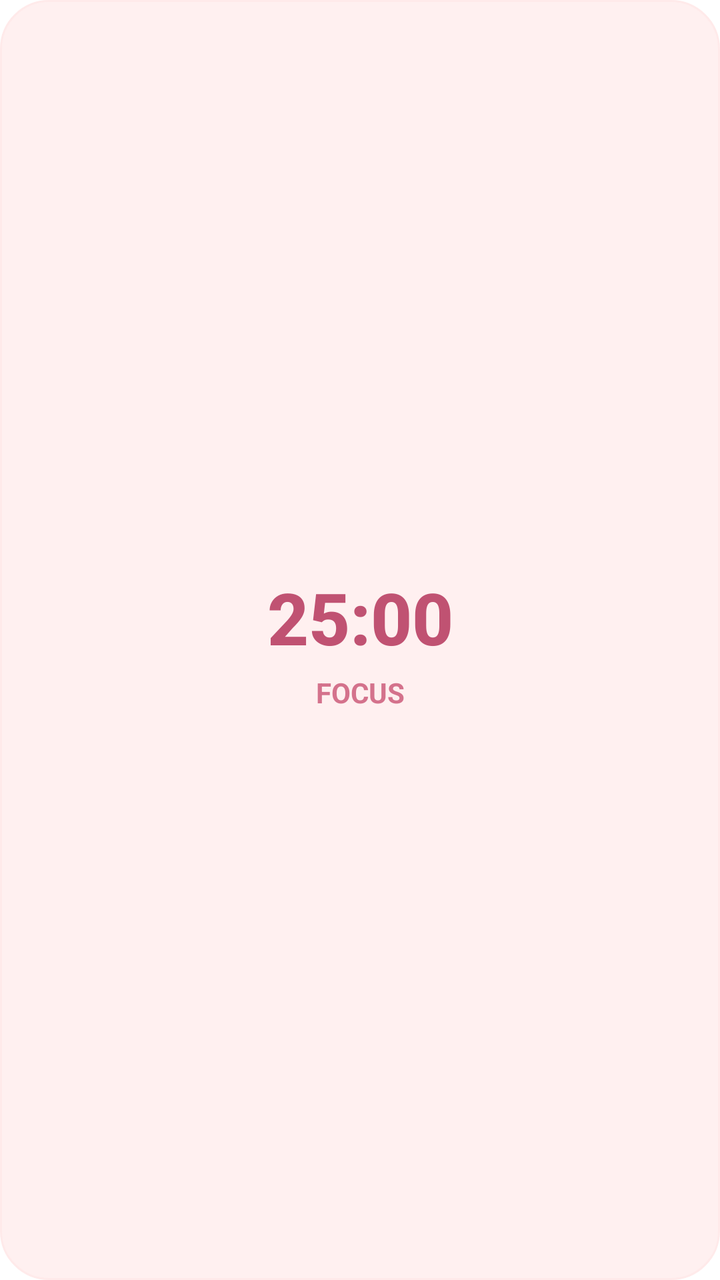
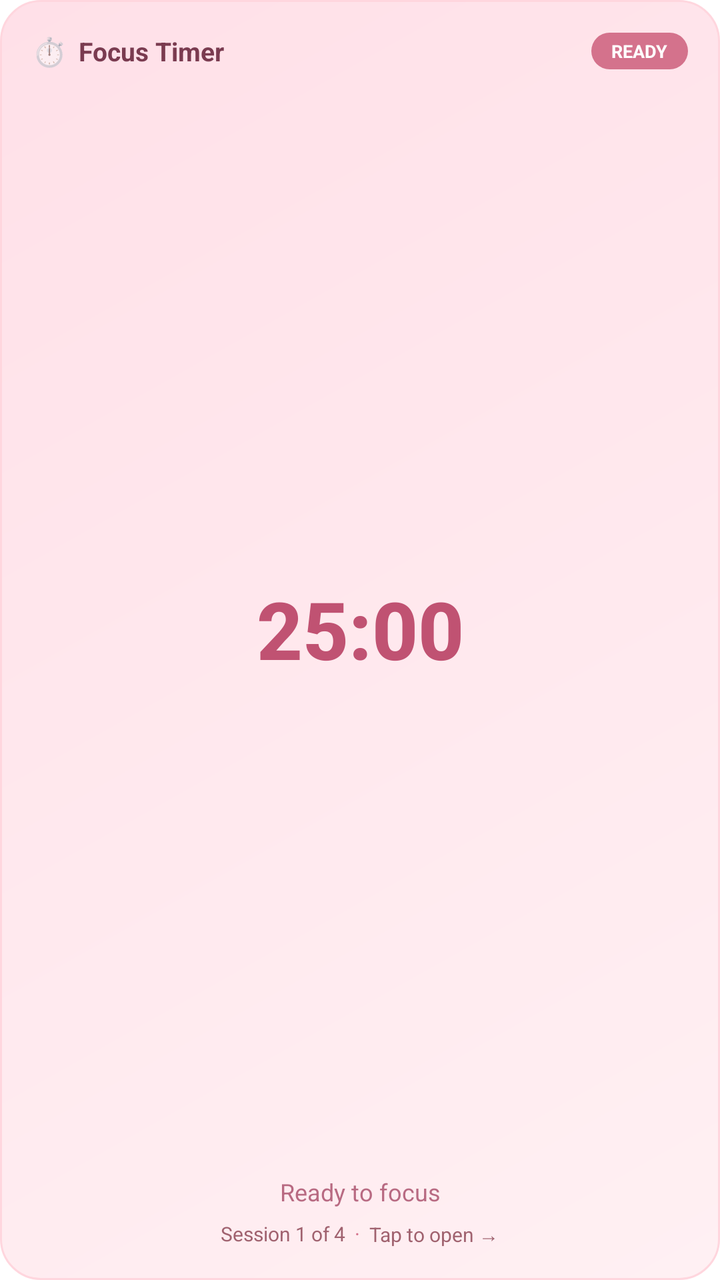

The first picture is an Android layout as it rendered before a commit; the second is the same layout after the commit. The layout source and the unified diff follow.
<!-- AndroidManifest.xml: fallback theme Theme.MaterialComponents.DayNight.NoActionBar -->
<!-- res/layout/pomodoro_widget.xml -->
<?xml version="1.0" encoding="utf-8"?>
<LinearLayout xmlns:android="http://schemas.android.com/apk/res/android"
    android:id="@+id/widget_root"
    android:layout_width="match_parent"
    android:layout_height="match_parent"
    android:background="@drawable/widget_bg_pomodoro"
    android:orientation="vertical"
    android:padding="20dp"
    android:gravity="center">

    <TextView
        android:id="@+id/pomodoro_time"
        android:layout_width="match_parent"
        android:layout_height="wrap_content"
        android:text="25:00"
        android:textColor="#C05272"
        android:textSize="36sp"
        android:textStyle="bold"
        android:fontFamily="sans-serif-medium"
        android:gravity="center" />

    <TextView
        android:id="@+id/pomodoro_status"
        android:layout_width="match_parent"
        android:layout_height="wrap_content"
        android:text="Focus"
        android:textColor="#D4728C"
        android:textSize="14sp"
        android:gravity="center"
        android:textStyle="bold"
        android:textAllCaps="true"
        android:layout_marginTop="4dp" />

</LinearLayout>
<!-- resources referenced by this layout -->
<resources>
  <!-- drawable widget_bg_pomodoro (drawable) -->
  <?xml version="1.0" encoding="utf-8"?>
  <shape xmlns:android="http://schemas.android.com/apk/res/android">
      <solid android:color="#FFF0F0" />
      <corners android:radius="24dp" />
      <stroke android:width="1dp" android:color="#FFEAEA" />
  </shape>
</resources>

<!-- the commit's change to res/layout/pomodoro_widget.xml (unified diff, before → after) -->
@@ -5,30 +5,99 @@
     android:layout_height="match_parent"
     android:background="@drawable/widget_bg_pomodoro"
     android:orientation="vertical"
-    android:padding="20dp"
-    android:gravity="center">
+    android:padding="16dp">
 
+    
+    <LinearLayout
+        android:layout_width="match_parent"
+        android:layout_height="wrap_content"
+        android:orientation="horizontal"
+        android:gravity="center_vertical"
+        android:layout_marginBottom="6dp">
+
+        <TextView
+            android:layout_width="wrap_content"
+            android:layout_height="wrap_content"
+            android:text="⏱️"
+            android:textSize="14sp" />
+
+        <TextView
+            android:layout_width="0dp"
+            android:layout_height="wrap_content"
+            android:layout_weight="1"
+            android:layout_marginStart="6dp"
+            android:text="Focus Timer"
+            android:textColor="#7A3B50"
+            android:textSize="13sp"
+            android:textStyle="bold" />
+
+        <TextView
+            android:id="@+id/pomodoro_status_pill"
+            android:layout_width="wrap_content"
+            android:layout_height="wrap_content"
+            android:background="@drawable/pill_bg"
+            android:paddingStart="10dp"
+            android:paddingEnd="10dp"
+            android:paddingTop="3dp"
+            android:paddingBottom="3dp"
+            android:text="READY"
+            android:textColor="#FFFFFF"
+            android:textSize="9sp"
+            android:textStyle="bold" />
+    </LinearLayout>
+
+    
     <TextView
         android:id="@+id/pomodoro_time"
         android:layout_width="match_parent"
-        android:layout_height="wrap_content"
+        android:layout_height="0dp"
+        android:layout_weight="1"
         android:text="25:00"
         android:textColor="#C05272"
-        android:textSize="36sp"
+        android:textSize="40sp"
         android:textStyle="bold"
         android:fontFamily="sans-serif-medium"
         android:gravity="center" />
 
+    
     <TextView
         android:id="@+id/pomodoro_status"
         android:layout_width="match_parent"
         android:layout_height="wrap_content"
-        android:text="Focus"
-        android:textColor="#D4728C"
-        android:textSize="14sp"
+        android:text="Ready to focus"
+        android:textColor="#B86A82"
+        android:textSize="12sp"
         android:gravity="center"
-        android:textStyle="bold"
-        android:textAllCaps="true"
-        android:layout_marginTop="4dp" />
+        android:layout_marginBottom="6dp" />
+
+    
+    <LinearLayout
+        android:layout_width="match_parent"
+        android:layout_height="wrap_content"
+        android:orientation="horizontal"
+        android:gravity="center">
+
+        <TextView
+            android:id="@+id/pomodoro_session"
+            android:layout_width="wrap_content"
+            android:layout_height="wrap_content"
+            android:text="Session 1 of 4"
+            android:textColor="#A0626F"
+            android:textSize="10sp" />
+
+        <TextView
+            android:layout_width="wrap_content"
+            android:layout_height="wrap_content"
+            android:text="  ·  "
+            android:textColor="#D4728C"
+            android:textSize="10sp" />
+
+        <TextView
+            android:layout_width="wrap_content"
+            android:layout_height="wrap_content"
+            android:text="Tap to open →"
+            android:textColor="#A0626F"
+            android:textSize="10sp" />
+    </LinearLayout>
 
 </LinearLayout>
<!-- resource entries referenced after the edit -->
@@ -1,11 +1,20 @@
 <!-- resources referenced by this layout -->
 <resources>
+  <!-- drawable pill_bg (drawable) -->
+  <?xml version="1.0" encoding="utf-8"?>
+  <shape xmlns:android="http://schemas.android.com/apk/res/android">
+      <solid android:color="#D4728C" />
+      <corners android:radius="10dp" />
+  </shape>
   <!-- drawable widget_bg_pomodoro (drawable) -->
   <?xml version="1.0" encoding="utf-8"?>
   <shape xmlns:android="http://schemas.android.com/apk/res/android">
-      <solid android:color="#FFF0F0" />
-      <corners android:radius="24dp" />
-      <stroke android:width="1dp" android:color="#FFEAEA" />
+      <gradient
+          android:startColor="#FFF0F3"
+          android:endColor="#FFE0E8"
+          android:angle="135" />
+      <corners android:radius="20dp" />
+      <stroke android:width="1dp" android:color="#FFD6DE" />
   </shape>
 </resources>
 
